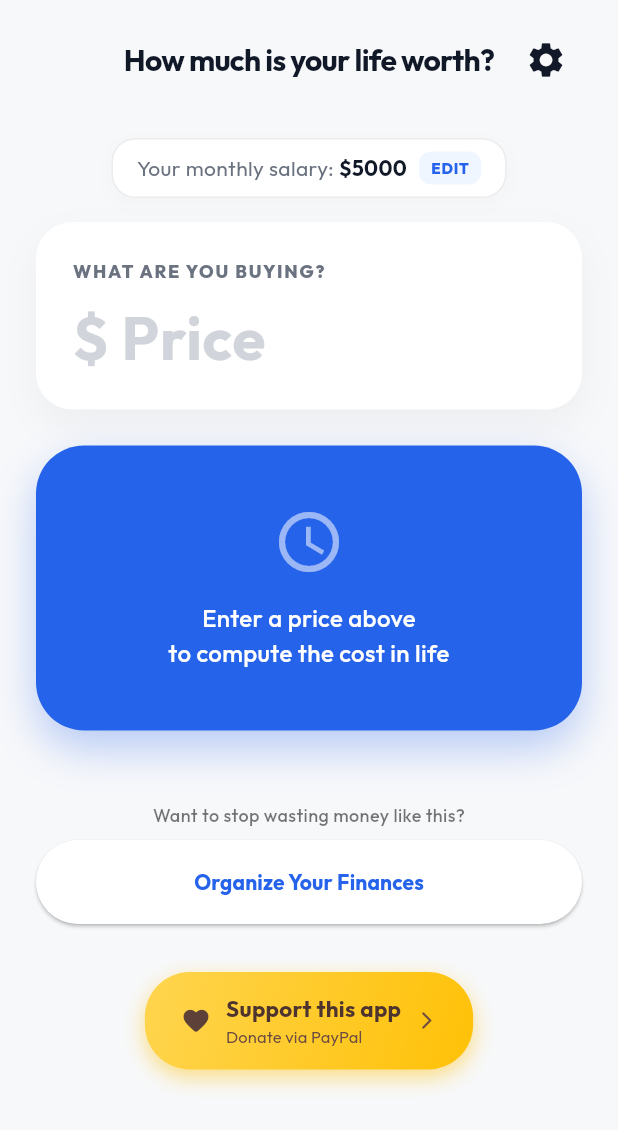
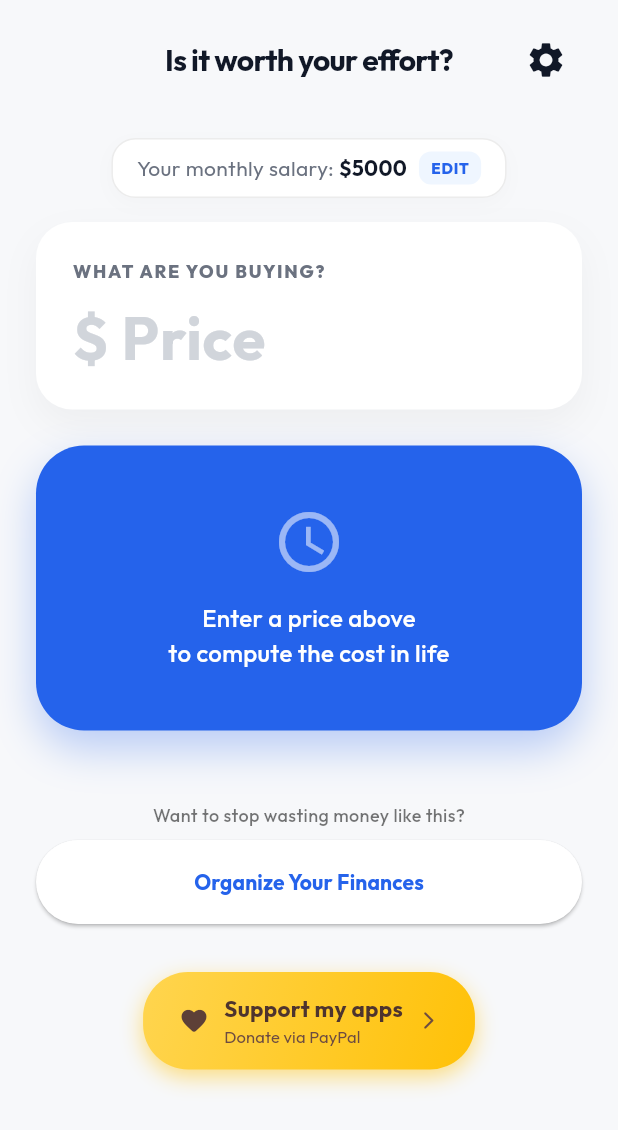
Before and after one commit to Karaba21/price_of_life_app, a Flutter app: the screen it shows after launch, on a phone screen of 412 x 824 dp. Shown: the top 1130 px of the screen. Run offline on Flutter 3.47's test engine with Material 3 defaults, Android fonts, the phone set to English and light mode, and no system bars; drawn by our look-alikes of keyboard_actions; our stand-ins replace flutter_riverpod, google_fonts, shared_preferences.

Commit message:
mejora titulo y boton donate

```diff
--- a/lib/widgets/app_header.dart
+++ b/lib/widgets/app_header.dart
@@ -16,7 +16,7 @@ class AppHeader extends StatelessWidget {
 
           Flexible(
             child: Text(
-              'How much is your life worth?',
+              'Is it worth your effort?',
               textAlign: TextAlign.center,
               overflow: TextOverflow.visible,
               style: TextStyle(
--- a/lib/widgets/buy_me_a_coffee_button.dart
+++ b/lib/widgets/buy_me_a_coffee_button.dart
@@ -78,14 +78,18 @@ class _BuyMeACoffeeButtonState extends State<BuyMeACoffeeButton>
           child: Row(
             mainAxisSize: MainAxisSize.min,
             children: [
-              const Icon(Icons.favorite_rounded, color: Color(0xFF5D4037), size: 20),
+              const Icon(
+                Icons.favorite_rounded,
+                color: Color(0xFF5D4037),
+                size: 20,
+              ),
               const SizedBox(width: 10),
               Column(
                 crossAxisAlignment: CrossAxisAlignment.start,
                 mainAxisSize: MainAxisSize.min,
                 children: const [
                   Text(
-                    'Support this app',
+                    'Support my apps',
                     style: TextStyle(
                       color: Color(0xFF4E342E),
                       fontSize: 15,
```
